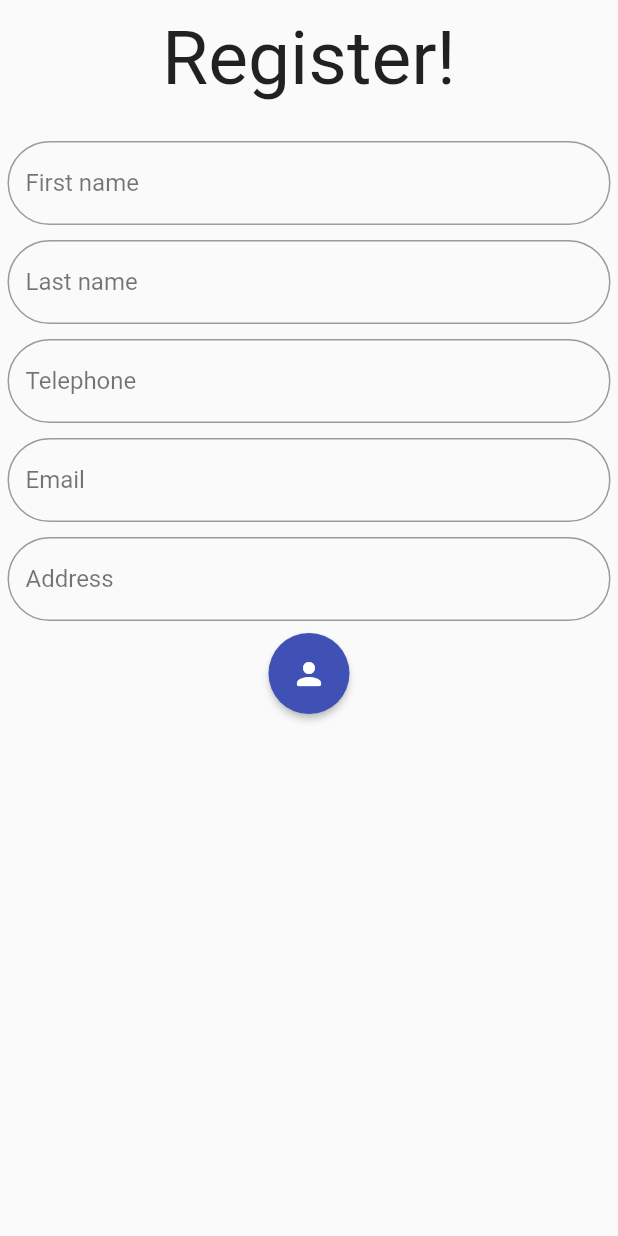
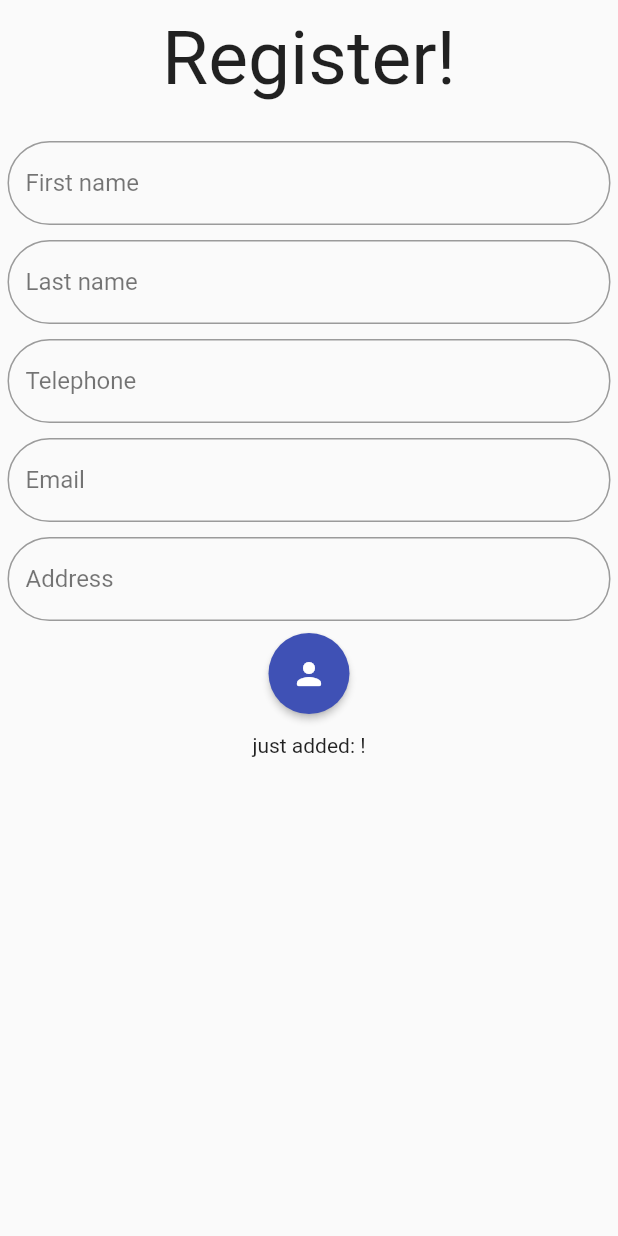
Before and after one commit to Franco7Scala/FlutterProjectPSW, a Flutter app: the UserRegistration screen opened directly, on a phone screen of 412 x 824 dp. Run offline on Flutter 3.47's test engine with Material 2 defaults, Android fonts, the phone set to English and light mode, and no system bars; accounts and stored records are empty; network calls fail.

Commit message:
completed add user page

```diff
--- a/lib/UI/pages/UserRegistration.dart
+++ b/lib/UI/pages/UserRegistration.dart
@@ -16,6 +16,9 @@ class UserRegistration extends StatefulWidget {
 }
 
 class _UserRegistrationState extends State<UserRegistration> {
+  bool _adding = false;
+  User _justAddedUser;
+
   TextEditingController _firstNameFiledController = TextEditingController();
   TextEditingController _lastNameFiledController = TextEditingController();
   TextEditingController _telephoneNumberFiledController = TextEditingController();
@@ -26,7 +29,7 @@ class _UserRegistrationState extends State<UserRegistration> {
   @override
   Widget build(BuildContext context) {
     return Scaffold(
-      body: Center(
+      body: SingleChildScrollView(
         child: Column(
           children: [
             Padding(
@@ -68,6 +71,18 @@ class _UserRegistrationState extends State<UserRegistration> {
                       _register();
                     },
                   ),
+                  Center(
+                    child: Padding(
+                      padding: EdgeInsets.fromLTRB(0, 10, 0, 0),
+                      child: _adding ?
+                      CircularProgressIndicator() :
+                      _justAddedUser != null ?
+                      Text(
+                          AppLocalizations.of(context).translate("just_added") + ":" + _justAddedUser.firstName + " " + _justAddedUser.lastName + "!"
+                      ) :
+                      SizedBox.shrink(),
+                    ),
+                  ),
                 ],
               ),
             ),
@@ -77,7 +92,11 @@ class _UserRegistrationState extends State<UserRegistration> {
     );
   }
 
-  Future<User> _register() {
+  void _register() {
+    setState(() {
+      _adding = true;
+      _justAddedUser = null;
+    });
     User user = User(
       firstName: _firstNameFiledController.text,
       lastName: _lastNameFiledController.text,
@@ -85,7 +104,12 @@ class _UserRegistrationState extends State<UserRegistration> {
       email: _emailFiledController.text,
       address: _addressFiledController.text,
     );
-    return Model.sharedInstance.addUser(user);
+    Model.sharedInstance.addUser(user).then((result) {
+      setState(() {
+        _adding = false;
+        _justAddedUser = result;
+      });
+    });
   }
 
 
--- a/localizable/en.json
+++ b/localizable/en.json
@@ -8,5 +8,6 @@
   "lastName": "last name",
   "telephoneNumber": "telephone",
   "email": "email",
-  "address": "address"
+  "address": "address",
+  "just_added": "just added"
 }
--- a/localizable/it.json
+++ b/localizable/it.json
@@ -8,5 +8,6 @@
   "lastName": "cognome",
   "telephoneNumber": "telefono",
   "email": "email",
-  "address": "indirizzo"
+  "address": "indirizzo",
+  "just_added": "appena aggiunto"
 }
```
Also changed, not shown: lib/UI/pages/Layout.dart (+4 -3 lines).
